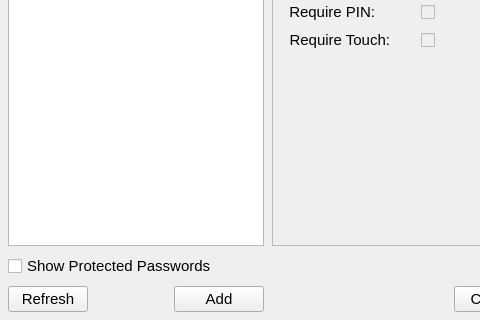
First picture: the form in nitrokeyapp/ui/secrets_tab.ui, repository Nitrokey/nitrokey-app2, before the edit; both pictures show x 0 to 480 and y 280 to 600 of the 800 by 600 pixel window.
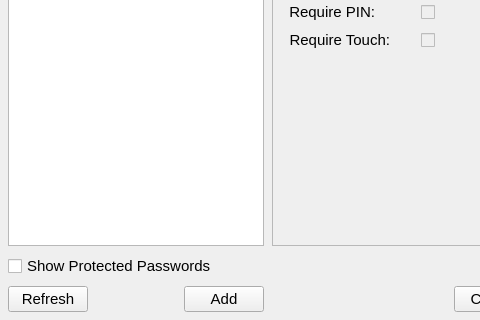
Second picture: the form after the edit. Icons and pictures are not drawn.

Commit message:
passwords: fix Refresh button
- was clipped by the 260px cap added for "Add" button alignment (increased the shared cap to 280px)

Patch:
```diff
--- a/nitrokeyapp/ui/secrets_tab.ui
+++ b/nitrokeyapp/ui/secrets_tab.ui
@@ -76,7 +76,7 @@
          </property>
          <property name="maximumSize">
           <size>
-           <width>260</width>
+           <width>280</width>
            <height>16777215</height>
           </size>
          </property>
@@ -124,11 +124,11 @@
              <enum>Qt::Orientation::Horizontal</enum>
             </property>
             <property name="sizeType">
-             <enum>QSizePolicy::Policy::Fixed</enum>
+             <enum>QSizePolicy::Policy::Expanding</enum>
             </property>
             <property name="sizeHint" stdset="0">
              <size>
-              <width>80</width>
+              <width>0</width>
               <height>20</height>
              </size>
             </property>
```
Left out of the diff: 2 changed lines with no effect on the pictures.
